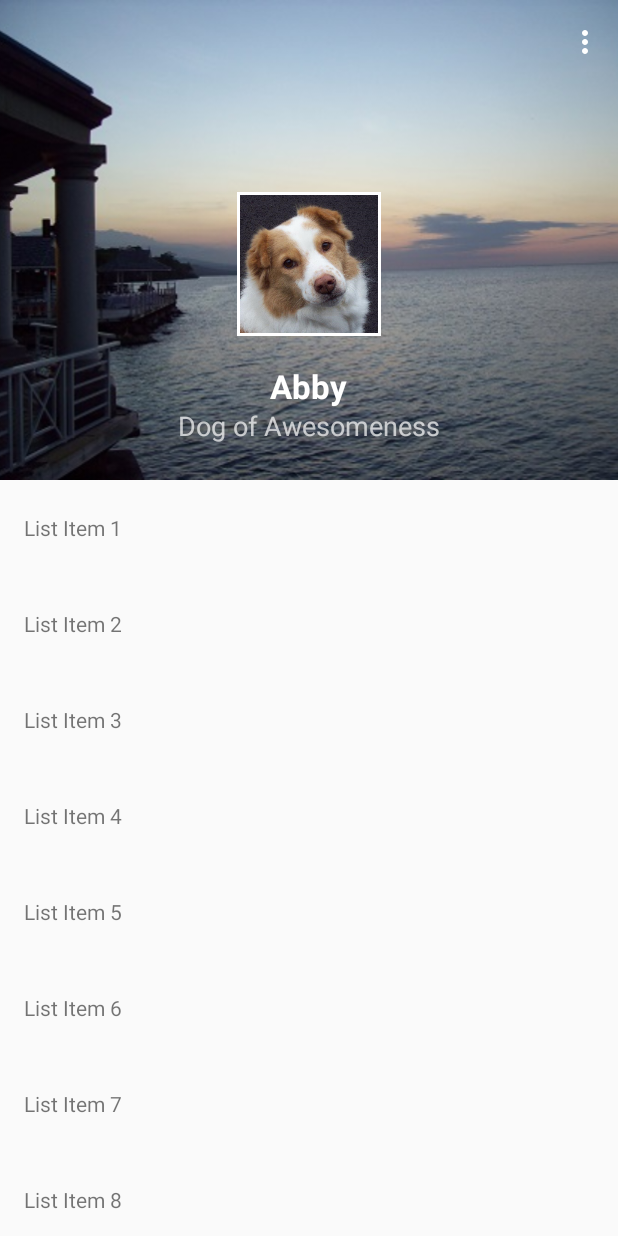
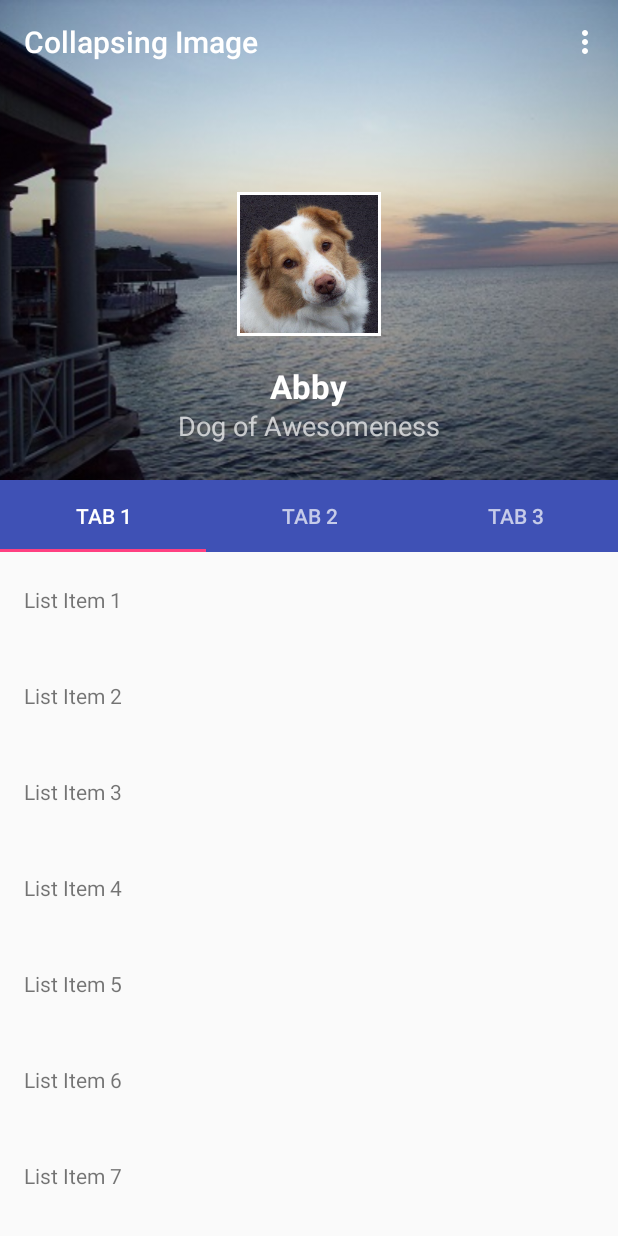
Before and after one commit to klarson2/Collapsing-Image, an Android app: the screen it shows after launch (ScrollingActivity), on a phone screen of 412 x 824 dp. Run offline under Robolectric (Android 15) with nearby library versions, the phone set to English and light mode, and no system bars.

Commit message:
Added ViewPager with TabLayout

```diff
--- a/app/src/main/java/com/krislarson/collapsingimage/ScrollingActivity.java
+++ b/app/src/main/java/com/krislarson/collapsingimage/ScrollingActivity.java
@@ -1,9 +1,16 @@
 package com.krislarson.collapsingimage;
 
 import android.os.Bundle;
+import android.support.annotation.Nullable;
 import android.support.design.widget.CollapsingToolbarLayout;
 import android.support.design.widget.FloatingActionButton;
 import android.support.design.widget.Snackbar;
+import android.support.design.widget.TabLayout;
+import android.support.v4.app.Fragment;
+import android.support.v4.app.FragmentManager;
+import android.support.v4.app.FragmentPagerAdapter;
+import android.support.v4.app.FragmentTransaction;
+import android.support.v4.view.ViewPager;
 import android.support.v7.app.AppCompatActivity;
 import android.support.v7.widget.LinearLayoutManager;
 import android.support.v7.widget.RecyclerView;
@@ -23,11 +30,13 @@ public class ScrollingActivity extends AppCompatActivity {
         setContentView(R.layout.activity_scrolling);
         Toolbar toolbar = (Toolbar) findViewById(R.id.toolbar);
         setSupportActionBar(toolbar);
-        getSupportActionBar().setDisplayShowTitleEnabled(false);
 
-        RecyclerView recyclerView = (RecyclerView) findViewById(R.id.recyclerview);
-        recyclerView.setLayoutManager(new LinearLayoutManager(this));
-        recyclerView.setAdapter(new TestAdapter());
+        ViewPager viewPager = (ViewPager) findViewById(R.id.viewpager);
+        viewPager.setAdapter(new TestPagerAdapter(getSupportFragmentManager()));
+
+        TabLayout tabLayout = (TabLayout) findViewById(R.id.tab_layout);
+
+        tabLayout.setupWithViewPager(viewPager);
     }
 
     @Override
@@ -51,7 +60,45 @@ public class ScrollingActivity extends AppCompatActivity {
         return super.onOptionsItemSelected(item);
     }
 
-    class TestAdapter extends RecyclerView.Adapter<ViewHolder> {
+    static class TestPagerAdapter extends FragmentPagerAdapter {
+
+        public TestPagerAdapter(FragmentManager fm) {
+            super(fm);
+        }
+
+        @Override
+        public Fragment getItem(int position) {
+            return new TestFragment();
+        }
+
+        @Override
+        public int getCount() {
+            return 3;
+        }
+
+        @Override
+        public CharSequence getPageTitle(int position) {
+            return "Tab " + (position + 1);
+        }
+    }
+
+    public static class TestFragment extends Fragment {
+
+        @Nullable
+        @Override
+        public View onCreateView(LayoutInflater inflater, @Nullable ViewGroup container, @Nullable Bundle savedInstanceState) {
+
+            View view = inflater.inflate(R.layout.tab_page, container, false);
+
+            RecyclerView recyclerView = (RecyclerView) view.findViewById(R.id.recyclerview);
+            recyclerView.setLayoutManager(new LinearLayoutManager(getActivity()));
+            recyclerView.setAdapter(new TestAdapter());
+
+            return view;
+        }
+    }
+
+    static class TestAdapter extends RecyclerView.Adapter<ViewHolder> {
 
         @Override
         public int getItemCount() {
@@ -70,7 +117,7 @@ public class ScrollingActivity extends AppCompatActivity {
         }
     }
 
-    class ViewHolder extends RecyclerView.ViewHolder {
+    static class ViewHolder extends RecyclerView.ViewHolder {
 
         public ViewHolder(View itemView) {
             super(itemView);
--- a/app/src/main/res/layout/activity_scrolling.xml
+++ b/app/src/main/res/layout/activity_scrolling.xml
@@ -10,13 +10,13 @@
     <android.support.design.widget.AppBarLayout
         android:id="@+id/app_bar"
         android:layout_width="match_parent"
-        android:layout_height="320dp"
+        android:layout_height="wrap_content"
         android:fitsSystemWindows="true"
         android:theme="@style/AppTheme.AppBarOverlay">
 
         <com.krislarson.collapsingimage.CollapsingImageLayout
             android:layout_width="match_parent"
-            android:layout_height="match_parent"
+            android:layout_height="320dp"
             android:minHeight="108dp"
             android:fitsSystemWindows="true"
             app:layout_scrollFlags="scroll|exitUntilCollapsed">
@@ -65,13 +65,18 @@
 
         </com.krislarson.collapsingimage.CollapsingImageLayout>
 
+        <android.support.design.widget.TabLayout
+            android:id="@+id/tab_layout"
+            android:layout_width="match_parent"
+            android:layout_height="wrap_content"
+            app:layout_scrollFlags="scroll|enterAlways"/>
+
     </android.support.design.widget.AppBarLayout>
 
-    <android.support.v7.widget.RecyclerView
-        android:id="@+id/recyclerview"
+    <android.support.v4.view.ViewPager
+        android:id="@+id/viewpager"
         android:layout_width="match_parent"
         android:layout_height="match_parent"
-        android:scrollbars="vertical"
-        app:layout_behavior="@string/appbar_scrolling_view_behavior"/>
+        app:layout_behavior="@string/appbar_scrolling_view_behavior" />
 
 </android.support.design.widget.CoordinatorLayout>
--- /dev/null
+++ b/app/src/main/res/layout/tab_page.xml
@@ -0,0 +1,7 @@
+<?xml version="1.0" encoding="utf-8"?>
+<android.support.v7.widget.RecyclerView
+    xmlns:android="http://schemas.android.com/apk/res/android"
+    android:id="@+id/recyclerview"
+    android:layout_width="match_parent"
+    android:layout_height="match_parent"
+    android:scrollbars="vertical"/>
```
